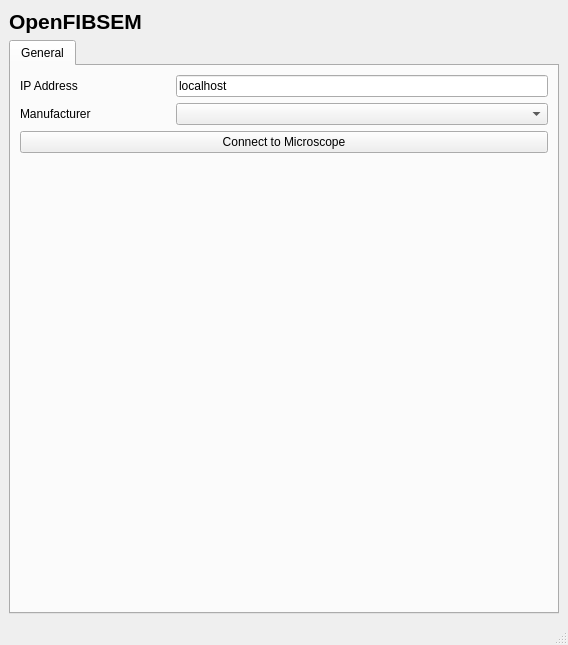
Above: fibsem/ui/qtdesigner_files/FibsemUI.ui from DeMarcoLab/fibsem before the change. Below: the same form after it.
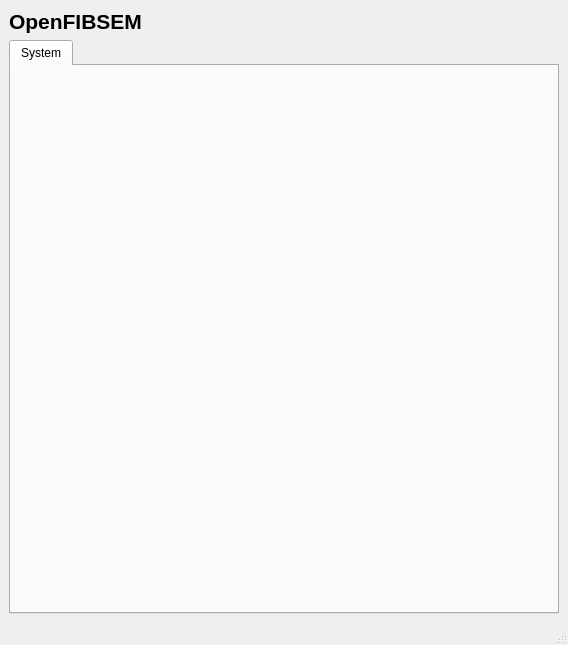
That is the form after the change.

Commit message: added system widget to fibsemui

Diff of the .ui file:
```diff
--- a/fibsem/ui/qtdesigner_files/FibsemUI.ui
+++ b/fibsem/ui/qtdesigner_files/FibsemUI.ui
@@ -31,58 +31,11 @@
       </property>
       <widget class="QWidget" name="general">
        <attribute name="title">
-        <string>General</string>
+        <string>System</string>
        </attribute>
        <layout class="QGridLayout" name="gridLayout_2">
-        <item row="2" column="0" colspan="2">
-         <widget class="QPushButton" name="pushButton">
-          <property name="text">
-           <string>Connect to Microscope</string>
-          </property>
-         </widget>
-        </item>
-        <item row="3" column="0" colspan="2">
-         <spacer name="verticalSpacer_2">
-          <property name="orientation">
-           <enum>Qt::Vertical</enum>
-          </property>
-          <property name="sizeHint" stdset="0">
-           <size>
-            <width>20</width>
-            <height>40</height>
-           </size>
-          </property>
-         </spacer>
-        </item>
         <item row="0" column="0">
-         <widget class="QLabel" name="label_ip_address">
-          <property name="text">
-           <string>IP Address</string>
-          </property>
-         </widget>
-        </item>
-        <item row="1" column="0">
-         <widget class="QLabel" name="label_manufacturer">
-          <property name="minimumSize">
-           <size>
-            <width>150</width>
-            <height>0</height>
-           </size>
-          </property>
-          <property name="text">
-           <string>Manufacturer</string>
-          </property>
-         </widget>
-        </item>
-        <item row="1" column="1">
-         <widget class="QComboBox" name="comboBox_manufacturer"/>
-        </item>
-        <item row="0" column="1">
-         <widget class="QLineEdit" name="lineEdit_ip_address">
-          <property name="text">
-           <string>localhost</string>
-          </property>
-         </widget>
+         <layout class="QGridLayout" name="gridLayout_system"/>
         </item>
        </layout>
       </widget>
```
Left out of the diff: 2 changed lines with no effect on the pictures. The commit also changes 5 other files.
